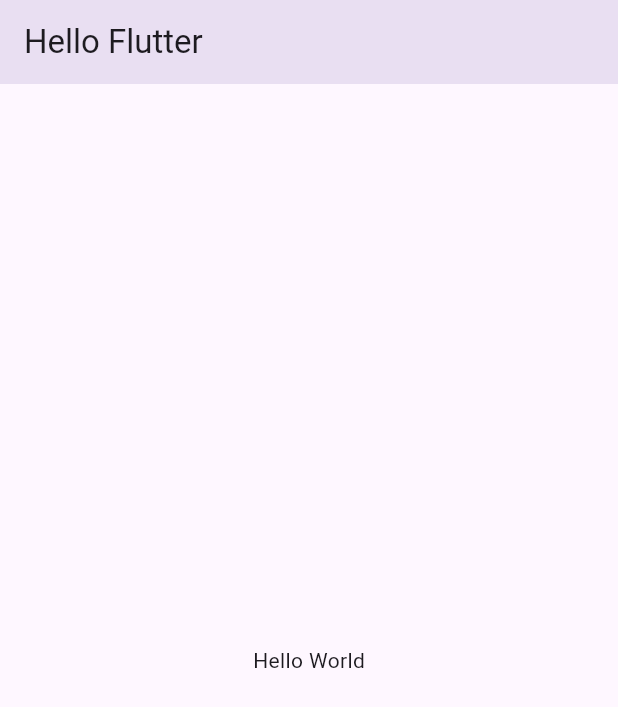
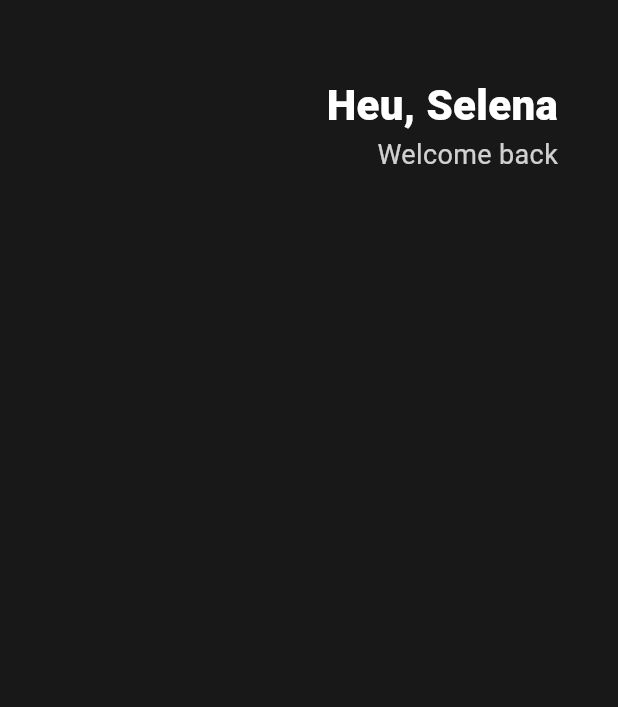
Before and after one commit to kimminsic/flutterStudy, a Flutter app: the screen it shows after launch, on a phone screen of 412 x 824 dp. Shown: the top 707 px of the screen. Run offline on Flutter 3.47's test engine with Material 3 defaults, Android fonts, the phone set to English and light mode, and no system bars.

Commit message:
Flutter 로 웹툰 앱 만들기 #3.0 Header

```diff
--- a/lib/main.dart
+++ b/lib/main.dart
@@ -16,8 +16,40 @@ class App extends StatelessWidget {
   Widget build(BuildContext context) {
     return MaterialApp(
       home: Scaffold(
-        appBar: AppBar(elevation: 99, title: Text('Hello Flutter')),
-        body: Center(child: Text('Hello World')),
+        backgroundColor: Color(0xFF181818),
+        body: Padding(
+          padding: EdgeInsets.symmetric(horizontal: 40),
+          child: Column(
+            children: [
+              SizedBox(height: 50),
+              Row(
+                mainAxisAlignment: MainAxisAlignment.end,
+                children: [
+                  Column(
+                    crossAxisAlignment: CrossAxisAlignment.end,
+                    children: [
+                      Text(
+                        'Heu, Selena',
+                        style: TextStyle(
+                          color: Colors.white,
+                          fontSize: 28,
+                          fontWeight: FontWeight.w800,
+                        ),
+                      ),
+                      Text(
+                        'Welcome back',
+                        style: TextStyle(
+                          color: Colors.white.withOpacity(0.8),
+                          fontSize: 18,
+                        ),
+                      ),
+                    ],
+                  ),
+                ],
+              ),
+            ],
+          ),
+        ),
       ),
     );
   }
```
